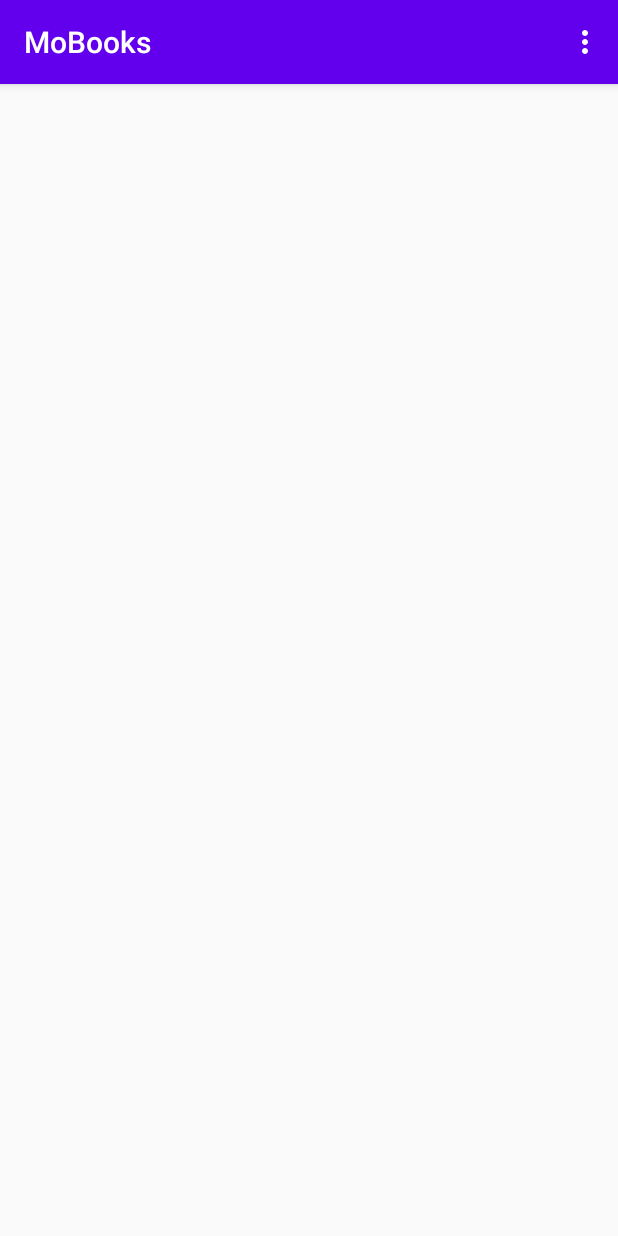
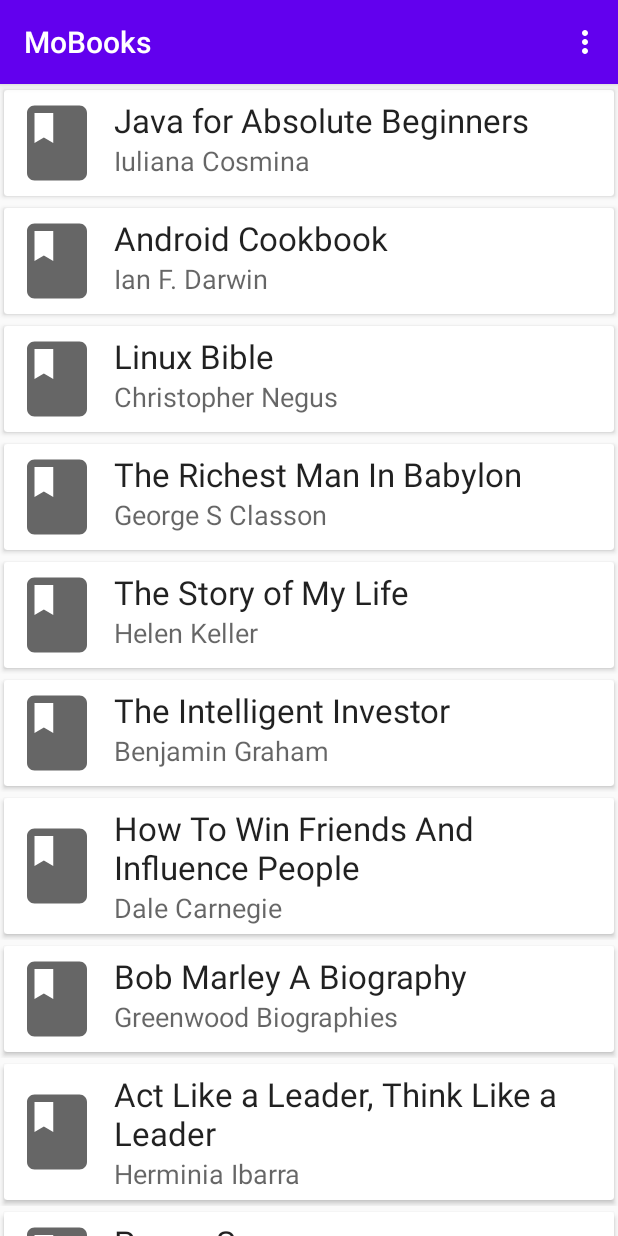
Before and after one commit to Elly-Wenani/MoBooks, an Android app: the screen it shows after launch (MainActivity before the commit, HomeActivity after it), on a phone screen of 412 x 824 dp. Run offline under Robolectric (Android 15) with nearby library versions, the phone set to English and light mode, and no system bars.

Commit message:
Created recyclerview, BooksAdapter and populated recycler view with books

```diff
--- a/app/build.gradle
+++ b/app/build.gradle
@@ -12,6 +12,7 @@ android {
         versionName "1.0"
 
         testInstrumentationRunner "androidx.test.runner.AndroidJUnitRunner"
+        android.defaultConfig.vectorDrawables.useSupportLibrary = true
     }
 
     buildTypes {
--- a/app/src/main/AndroidManifest.xml
+++ b/app/src/main/AndroidManifest.xml
@@ -10,7 +10,7 @@
         android:supportsRtl="true"
         android:theme="@style/AppTheme">
         <activity
-            android:name=".MainActivity"
+            android:name=".HomeActivity"
             android:label="@string/app_name"
             android:theme="@style/AppTheme.NoActionBar">
             <intent-filter>
--- /dev/null
+++ b/app/src/main/java/com/example/mobooks/BooksAdapter.java
@@ -0,0 +1,61 @@
+package com.example.mobooks;
+
+import android.content.Context;
+import android.view.LayoutInflater;
+import android.view.View;
+import android.view.ViewGroup;
+import android.widget.TextView;
+
+import androidx.annotation.NonNull;
+import androidx.recyclerview.widget.RecyclerView;
+
+import java.util.List;
+
+public class BooksAdapter extends RecyclerView.Adapter<BooksAdapter.MyViewHolder> {
+
+    private List<DataManager> mDataset;
+    Context mContext;
+
+    public BooksAdapter(Context mContext, List<DataManager> mDataset) {
+        this.mDataset = mDataset;
+        this.mContext = mContext;
+    }
+
+    public static class MyViewHolder extends RecyclerView.ViewHolder {
+        public TextView tvBookTitle;
+        public TextView tvBookAuthor;
+
+        public MyViewHolder(View itemView) {
+            super(itemView);
+            tvBookTitle = itemView.findViewById(R.id.tvBookTitle);
+            tvBookAuthor = itemView.findViewById(R.id.tvBookAuthor);
+        }
+    }
+
+    // Provide a suitable constructor (depends on the kind of dataset)
+    public BooksAdapter(List<DataManager> myDataset) {
+        mDataset = myDataset;
+    }
+
+    @Override
+    public BooksAdapter.MyViewHolder onCreateViewHolder(ViewGroup parent, int viewType) {
+        View v = LayoutInflater.from(parent.getContext()).inflate(R.layout.item_books_items, parent, false);
+
+        return new MyViewHolder(v);
+    }
+
+    @Override
+    public void onBindViewHolder(@NonNull MyViewHolder holder, int position) {
+
+        DataManager bookTitle = mDataset.get(position);
+        DataManager bookAuthor = mDataset.get(position);
+
+        holder.tvBookTitle.setText(bookTitle.getBookTitle());
+        holder.tvBookAuthor.setText(bookAuthor.getBookAuthor());
+    }
+
+    @Override
+    public int getItemCount() {
+        return mDataset.size();
+    }
+}
--- /dev/null
+++ b/app/src/main/java/com/example/mobooks/DataManager.java
@@ -0,0 +1,25 @@
+package com.example.mobooks;
+
+public class DataManager {
+    public String bookTitle;
+    public String bookAuthor;
+    public int bookImage;
+
+    public DataManager(String bookTitle, String bookAuthor) {
+        this.bookTitle = bookTitle;
+        this.bookAuthor = bookAuthor;
+        this.bookImage = bookImage;
+    }
+
+    public String getBookTitle() {
+        return bookTitle;
+    }
+
+    public String getBookAuthor() {
+        return bookAuthor;
+    }
+
+    public int getBookImage() {
+        return bookImage;
+    }
+}
--- /dev/null
+++ b/app/src/main/java/com/example/mobooks/HomeActivity.java
@@ -0,0 +1,72 @@
+package com.example.mobooks;
+
+import android.os.Bundle;
+
+import androidx.appcompat.app.AppCompatActivity;
+import androidx.appcompat.widget.Toolbar;
+import androidx.recyclerview.widget.LinearLayoutManager;
+import androidx.recyclerview.widget.RecyclerView;
+
+import android.view.Menu;
+import android.view.MenuItem;
+
+import java.util.ArrayList;
+
+public class HomeActivity extends AppCompatActivity{
+
+    private RecyclerView recyclerView;
+    private RecyclerView.Adapter mAdapter;
+    private RecyclerView.LayoutManager layoutManager;
+    //BooksAdapter mAdapter;
+
+    @Override
+    protected void onCreate(Bundle savedInstanceState) {
+        super.onCreate(savedInstanceState);
+        setContentView(R.layout.activity_home);
+        Toolbar toolbar = findViewById(R.id.toolbar);
+        setSupportActionBar(toolbar);
+
+        recyclerView = findViewById(R.id.rvBooks);
+        ArrayList<DataManager> bookTile = new ArrayList<>();
+        bookTile.add(new DataManager("Java for Absolute Beginners", "Iuliana Cosmina"));
+        bookTile.add(new DataManager("Android Cookbook", "Ian F. Darwin"));
+        bookTile.add(new DataManager("Linux Bible", "Christopher Negus"));
+        bookTile.add(new DataManager("The Richest Man In Babylon", "George S Classon"));
+        bookTile.add(new DataManager("The Story of My Life", "Helen Keller"));
+        bookTile.add(new DataManager("The Intelligent Investor", "Benjamin Graham"));
+        bookTile.add(new DataManager("How To Win Friends And Influence People", "Dale Carnegie"));
+        bookTile.add(new DataManager("Bob Marley A Biography", "Greenwood Biographies"));
+        bookTile.add(new DataManager("Act Like a Leader, Think Like a Leader", "Herminia Ibarra"));
+        bookTile.add(new DataManager("Power Score", "Alan Foster"));
+        bookTile.add(new DataManager("I kissed dating goodbye", "Joshua Harris"));
+        bookTile.add(new DataManager("Money with a Mission", "Dr. Leroy Thompson Sr"));
+
+        // use a linear layout manager
+        layoutManager = new LinearLayoutManager(this);
+        recyclerView.setLayoutManager(layoutManager);
+
+        // specify an adapter (see also next example)
+        mAdapter = new BooksAdapter(this, bookTile);
+        recyclerView.setAdapter(mAdapter);
+    }
+
+    @Override
+    public boolean onCreateOptionsMenu(Menu menu) {
+        // Inflate the menu; this adds items to the action bar if it is present.
+        getMenuInflater().inflate(R.menu.menu_main, menu);
+        return true;
+    }
+
+    @Override
+    public boolean onOptionsItemSelected(MenuItem item) {
+
+        int id = item.getItemId();
+
+        //noinspection SimplifiableIfStatement
+        if (id == R.id.action_settings) {
+            return true;
+        }
+
+        return super.onOptionsItemSelected(item);
+    }
+}
--- a/app/src/main/java/com/example/mobooks/MainActivity.java
+++ /dev/null
@@ -1,47 +0,0 @@
-package com.example.mobooks;
-
-import android.os.Bundle;
-
-import com.google.android.material.floatingactionbutton.FloatingActionButton;
-import com.google.android.material.snackbar.Snackbar;
-
-import androidx.appcompat.app.AppCompatActivity;
-import androidx.appcompat.widget.Toolbar;
-
-import android.view.View;
-
-import android.view.Menu;
-import android.view.MenuItem;
-
-public class MainActivity extends AppCompatActivity {
-
-    @Override
-    protected void onCreate(Bundle savedInstanceState) {
-        super.onCreate(savedInstanceState);
-        setContentView(R.layout.activity_main);
-        Toolbar toolbar = findViewById(R.id.toolbar);
-        setSupportActionBar(toolbar);
-    }
-
-    @Override
-    public boolean onCreateOptionsMenu(Menu menu) {
-        // Inflate the menu; this adds items to the action bar if it is present.
-        getMenuInflater().inflate(R.menu.menu_main, menu);
-        return true;
-    }
-
-    @Override
-    public boolean onOptionsItemSelected(MenuItem item) {
-        // Handle action bar item clicks here. The action bar will
-        // automatically handle clicks on the Home/Up button, so long
-        // as you specify a parent activity in AndroidManifest.xml.
-        int id = item.getItemId();
-
-        //noinspection SimplifiableIfStatement
-        if (id == R.id.action_settings) {
-            return true;
-        }
-
-        return super.onOptionsItemSelected(item);
-    }
-}
--- /dev/null
+++ b/app/src/main/res/drawable/ic_baseline_book_24.xml
@@ -0,0 +1,10 @@
+<vector xmlns:android="http://schemas.android.com/apk/res/android"
+    android:width="24dp"
+    android:height="24dp"
+    android:viewportWidth="24"
+    android:viewportHeight="24"
+    android:tint="?attr/colorControlNormal">
+  <path
+      android:fillColor="@android:color/white"
+      android:pathData="M18,2H6c-1.1,0 -2,0.9 -2,2v16c0,1.1 0.9,2 2,2h12c1.1,0 2,-0.9 2,-2V4c0,-1.1 -0.9,-2 -2,-2zM6,4h5v8l-2.5,-1.5L6,12V4z"/>
+</vector>
--- a/app/src/main/res/layout/activity_main.xml
+++ b/app/src/main/res/layout/activity_home.xml
@@ -4,8 +4,8 @@
     xmlns:tools="http://schemas.android.com/tools"
     android:layout_width="match_parent"
     android:layout_height="match_parent"
-    tools:context=".MainActivity">
+    tools:context=".HomeActivity">
 
-    <include layout="@layout/content_main" />
+    <include layout="@layout/content_home" />
 
 </androidx.coordinatorlayout.widget.CoordinatorLayout>
--- a/app/src/main/res/layout/item_books_items.xml
+++ b/app/src/main/res/layout/item_books_items.xml
@@ -5,6 +5,7 @@
     android:layout_height="wrap_content">
 
     <androidx.cardview.widget.CardView
+        android:id="@+id/myCardView"
         android:layout_width="match_parent"
         android:layout_height="wrap_content"
         app:cardPreventCornerOverlap="true"
@@ -15,24 +16,35 @@
             android:layout_width="match_parent"
             android:layout_height="wrap_content">
 
+            <ImageView
+                android:id="@+id/bookImageView"
+                android:layout_width="60dp"
+                android:layout_height="60dp"
+                app:layout_constraintBottom_toBottomOf="parent"
+                app:layout_constraintStart_toStartOf="parent"
+                app:layout_constraintTop_toTopOf="parent"
+                app:srcCompat="@drawable/ic_baseline_book_24" />
+
             <TextView
                 android:id="@+id/tvBookTitle"
                 android:layout_width="0dp"
                 android:layout_height="wrap_content"
+                android:layout_marginStart="8dp"
                 android:text="TextView"
                 android:textAppearance="@style/TextAppearance.AppCompat.Large"
                 app:layout_constraintEnd_toEndOf="parent"
-                app:layout_constraintStart_toStartOf="parent"
+                app:layout_constraintStart_toEndOf="@+id/bookImageView"
                 app:layout_constraintTop_toTopOf="parent" />
 
             <TextView
-                android:id="@+id/tvBookAuther"
+                android:id="@+id/tvBookAuthor"
                 android:layout_width="0dp"
                 android:layout_height="wrap_content"
+                android:layout_marginStart="8dp"
                 android:text="TextView"
                 android:textAppearance="@style/TextAppearance.AppCompat.Medium"
                 app:layout_constraintEnd_toEndOf="parent"
-                app:layout_constraintStart_toStartOf="parent"
+                app:layout_constraintStart_toEndOf="@+id/bookImageView"
                 app:layout_constraintTop_toBottomOf="@+id/tvBookTitle" />
         </androidx.constraintlayout.widget.ConstraintLayout>
     </androidx.cardview.widget.CardView>
--- a/app/src/main/res/menu/menu_main.xml
+++ b/app/src/main/res/menu/menu_main.xml
@@ -1,7 +1,7 @@
 <menu xmlns:android="http://schemas.android.com/apk/res/android"
     xmlns:app="http://schemas.android.com/apk/res-auto"
     xmlns:tools="http://schemas.android.com/tools"
-    tools:context="com.example.mobooks.MainActivity">
+    tools:context="com.example.mobooks.HomeActivity">
     <item
         android:id="@+id/action_settings"
         android:orderInCategory="100"
```
Also changed, not shown: app/src/main/java/com/example/mobooks/BooksRecyclerAdapter.java (deleted, +0 -42 lines), app/src/main/res/navigation/nav_graph.xml (deleted, +0 -28 lines), app/src/main/res/layout/content_home.xml (renamed from app/src/main/res/layout/content_main.xml).
